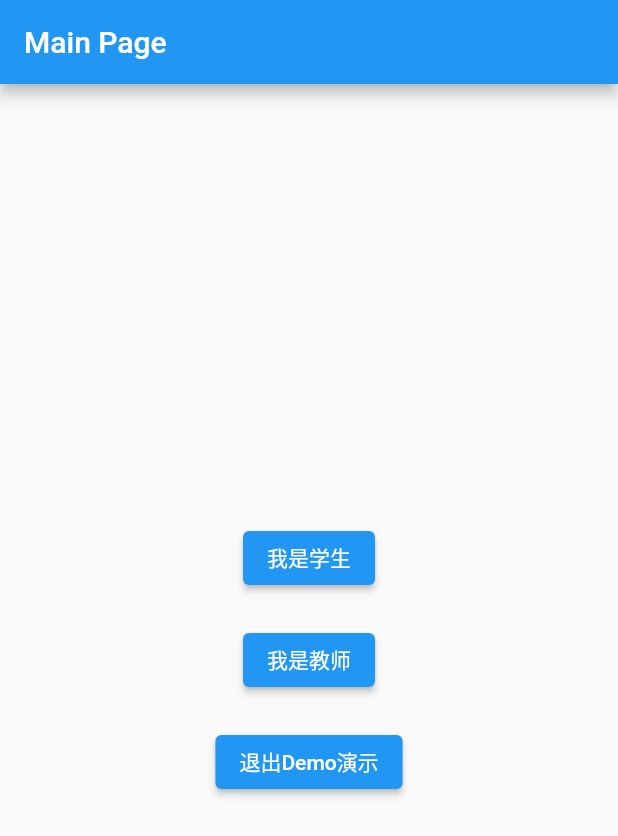
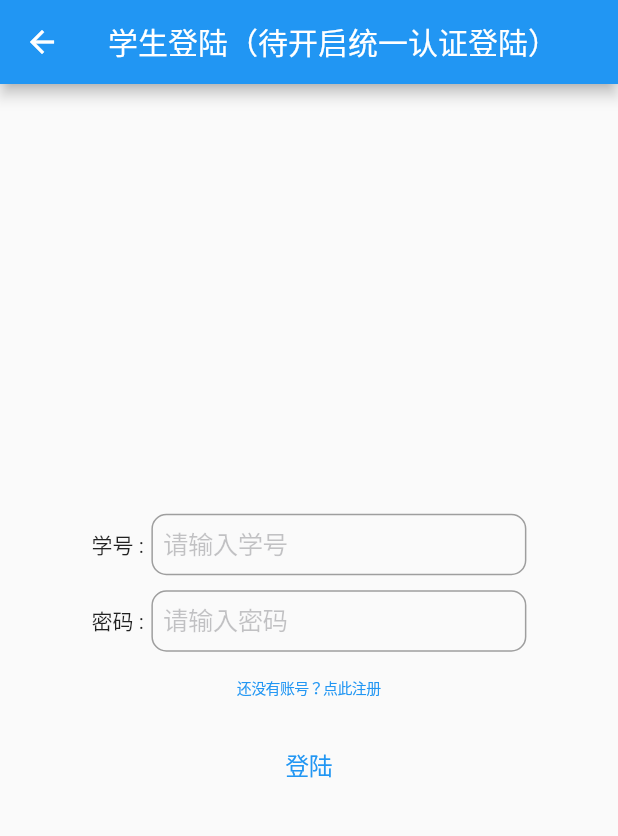
Before and after one commit to WzjCoder/software_project, a Flutter app: the StartPage screen opened by its route, after a tap on "我是学生", on a phone screen of 412 x 824 dp. Shown: the top 836 px of the screen. Run offline on Flutter 3.47's test engine with Material 2 defaults, Android fonts, the phone set to English and light mode, and no system bars.

Commit message:
update 10.17

```diff
--- a/Sign Demo/lib/start.dart
+++ b/Sign Demo/lib/start.dart
@@ -1,6 +1,6 @@
+import 'package:flutter/material.dart';
 import 'package:flutter/cupertino.dart';
-import 'package:flutter/material.dart';
-import 'package:test1/main.dart';
+import 'package:test1/stu_login.dart';
 
 class StartPage extends StatelessWidget
 {
@@ -27,7 +27,7 @@ class StartPage extends StatelessWidget
             (
               onPressed: ()
               {
-                // goto i'm stu
+                Navigator.of(context).push(CupertinoPageRoute(builder:(context) => Stu_login()));
               },
               child: const Text('我是学生'),
             ),
--- /dev/null
+++ b/Sign Demo/lib/stu_login.dart
@@ -0,0 +1,102 @@
+import 'package:flutter/material.dart';
+import 'package:flutter/cupertino.dart';
+import 'package:test1/stu_register.dart';
+
+class Stu_login extends StatelessWidget
+{
+  final TextEditingController idCtrl = TextEditingController();
+  final TextEditingController pwdCtrl = TextEditingController();
+
+  void _login(BuildContext context) //Unfinish
+  {
+
+  }
+
+  void _register(BuildContext context)
+  {
+    Navigator.of(context).push(CupertinoPageRoute(builder:(context) => stu_resister()));
+  }
+
+  @override
+  Widget build(BuildContext context) {
+  return Scaffold(
+    appBar: AppBar(
+      title: const Text('学生登陆（待开启统一认证登陆）'),
+    ),
+    body: Center(
+      child: Padding(
+        padding: const EdgeInsets.all(30.0),
+        child: Column(
+          mainAxisAlignment: MainAxisAlignment.center,
+          children: [
+            Row(
+              mainAxisAlignment: MainAxisAlignment.center,
+              children: [
+                const Text('学号 :'),
+                const SizedBox(width: 5),
+                Container(
+                  constraints: const BoxConstraints(maxWidth: 250),
+                  child: Flexible(
+                    child: CupertinoTextField(
+                      controller: idCtrl,
+                      placeholder: '请输入学号',
+                      decoration: BoxDecoration(
+                        border: Border.all(
+                          color: Colors.grey,
+                          width: 1.0,
+                        ),
+                        borderRadius: BorderRadius.circular(10.0),
+                      ),
+                    ),
+                  ),
+                ),
+              ],
+            ),
+            const SizedBox(height: 10),
+            Row(
+              mainAxisAlignment: MainAxisAlignment.center,
+              children: [
+                const Text('密码 :'),
+                const SizedBox(width: 5),
+                Container(
+                  constraints: const BoxConstraints(maxWidth: 250),
+                  child: Flexible(
+                    child: CupertinoTextField(
+                      controller: pwdCtrl,
+                      obscureText: true,
+                      placeholder: '请输入密码',
+                      decoration: BoxDecoration(
+                        border: Border.all(
+                          color: Colors.grey,
+                          width: 1.0,
+                        ),
+
+                        borderRadius: BorderRadius.circular(10.0),
+                      ),
+                    ),
+                  ),
+                ),
+              ],
+            ),
+            const SizedBox(height: 0),
+            Column(
+              mainAxisAlignment: MainAxisAlignment.center,
+              children: [
+                CupertinoButton(
+                  onPressed: () => _register(context),
+                  // padding: const EdgeInsets.symmetric(horizontal: 3,vertical: 2),
+                  child: const Text('还没有账号？点此注册',style: TextStyle(fontSize: 10),),
+                ),
+                CupertinoButton(
+                  onPressed: () => _login(context),
+                  child: const Text('登陆',style: TextStyle(fontSize: 16)),
+                )
+              ],
+            )
+          ],
+        ),
+      ),
+    ),
+  );
+}
+}
--- /dev/null
+++ b/Sign Demo/lib/tea_login.dart
@@ -0,0 +1,2 @@
+import 'package:flutter/material.dart';
+import 'package:flutter/cupertino.dart';
--- a/Sign Demo/pubspec.yaml
+++ b/Sign Demo/pubspec.yaml
@@ -35,6 +35,10 @@ dependencies:
   # The following adds the Cupertino Icons font to your application.
   # Use with the CupertinoIcons class for iOS style icons.
   cupertino_icons: ^1.0.2
+
+  http:
+
+  ios_search_appbar: ^1.0.7
 
 dev_dependencies:
   flutter_test:
```
Also changed, not shown: Sign Demo/lib/anime.dart (added, +133 -0 lines), Sign Demo/lib/main.dart (+0 -18 lines), Sign Demo/lib/stu_register.dart (added, +220 -0 lines), Sign Demo/pubspec.lock, 3 other files.
